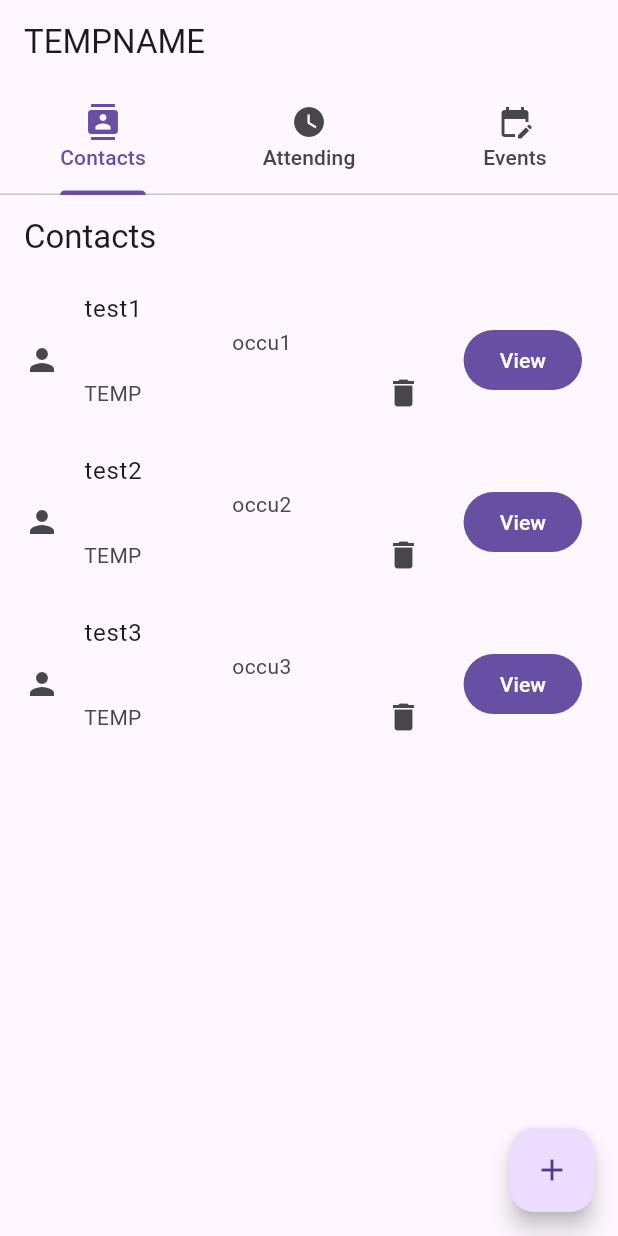
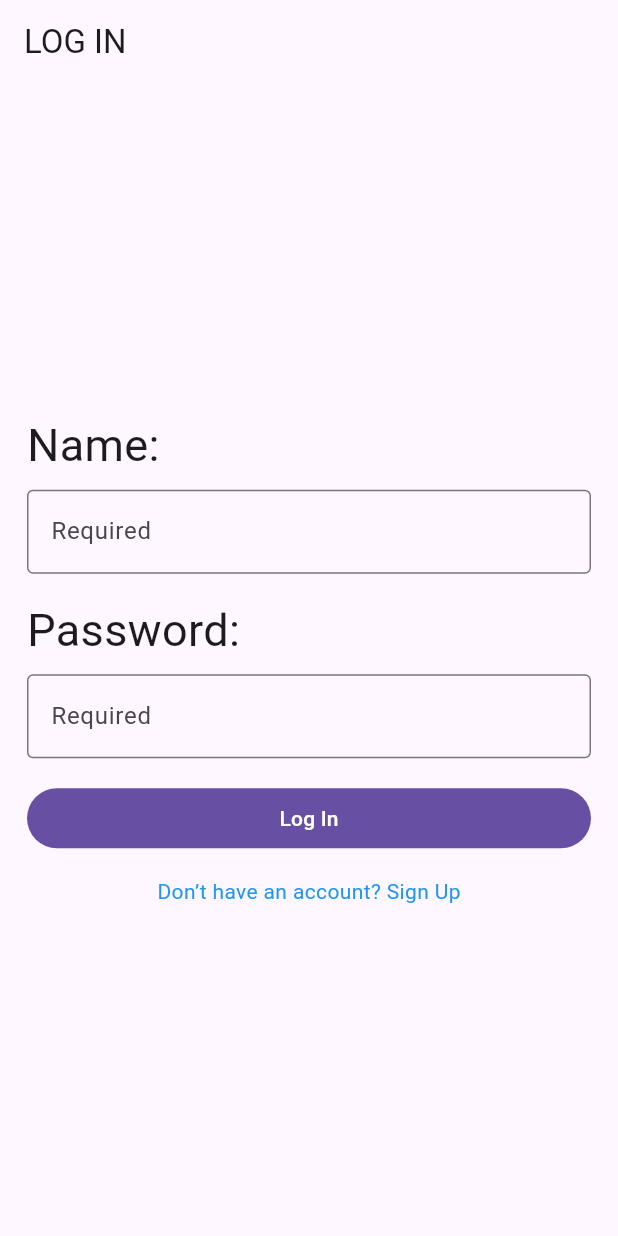
Before and after one commit to JackTse-Conestogac/Mobile_FinalProject_G5, a Flutter app: the screen it shows after launch, on a phone screen of 412 x 824 dp. Run offline on Flutter 3.47's test engine with Material 3 defaults, Android fonts, the phone set to English and light mode, and no system bars; our stand-ins replace shared_preferences.

Commit message:
login page, Connection Classes, user local storage json attemp (not working yet)

```diff
--- /dev/null
+++ b/coffee_meet_app/lib/entities/Connection.dart
@@ -0,0 +1,27 @@
+import 'User.dart';
+
+class UserConnection{
+    int? connectionId;
+    int? primaryUserId;
+    int? foreignUserId;
+    bool isConnected = false;
+
+    UserConnection({
+      required this.connectionId,
+      required this.primaryUserId,
+      required this.foreignUserId,
+      required this.isConnected
+    });
+}
+
+class EventConnection{
+  int? connectionId;
+  int? eventId;
+  int? userId;
+
+  EventConnection({
+    required this.connectionId,
+    required this.eventId,
+    required this.userId,
+  });
+}
--- a/coffee_meet_app/lib/entities/Event.dart
+++ b/coffee_meet_app/lib/entities/Event.dart
@@ -2,6 +2,7 @@ import 'User.dart';
 
 class Event {
   int eventId;
+  int hostId;
   String eventName;
   DateTime startDate;
   String description;
@@ -9,6 +10,7 @@ class Event {
 
   Event({
     required this.eventId,
+    required this.hostId,
     required this.eventName,
     required this.startDate,
     required this.description,
@@ -18,6 +20,7 @@ class Event {
   // toJSON method - convert a Product object into JSON
   Map<String,dynamic> toJSON(){
     return {"id":this.eventId,
+      "hostId": this.hostId,
       "evenName":this.eventName,
       "startDate":this.startDate,
       "description": this.description,
@@ -27,6 +30,7 @@ class Event {
   // fromJSON method - convert JSON into a Product object
   Event.fromJSON(Map<String, dynamic> json):
         this.eventId = json["eventId"],
+        this.hostId = json["hostId"],
         this.eventName = json["eventName"],
         this.startDate = json["startDate"],
         this.description = json["description"],
--- a/coffee_meet_app/lib/entities/User.dart
+++ b/coffee_meet_app/lib/entities/User.dart
@@ -3,18 +3,24 @@ import 'Event.dart';
 class User{
   int id;
   String name;
+  String password;
   String email;
   int phone;
   String occupation;
+  bool showSocialMedia;
+  bool isAvailable;
   List<Event> attendEvents = [];
   List<User> contacts = [];
 
   User({
     required this.id,
     required this.name,
+    required this.password,
     required this.email,
     required this.phone,
     required this.occupation,
+    this.showSocialMedia = true,
+    this.isAvailable = false,
     this.attendEvents = const [],
     this.contacts = const [],
   });
@@ -23,6 +29,7 @@ class User{
   Map<String,dynamic> toJSON(){
     return {"id":this.id,
       "name":this.name,
+      "password":this.password,
       "email":this.email,
       "phone":this.phone,
       "occupation":this.occupation,
@@ -31,12 +38,20 @@ class User{
     };
   }
   // fromJSON method - convert JSON into a Product object
-  User.fromJSON(Map<String, dynamic> json):
-        this.id = json["id"],
-        this.name = json["name"],
-        this.email = json["email"],
-        this.phone = json["phone"],
-        this.occupation = json["occupation"],
-        this.attendEvents = json["attendEvents"],
-        this.contacts = json["contacts"];
+  User.fromJSON(Map<String, dynamic> json)
+      : id = json["id"],
+        name = json["name"],
+        password = json["password"],
+        email = json["email"],
+        phone = json["phone"],
+        occupation = json["occupation"],
+        showSocialMedia = json["showSocialMedia"],
+        isAvailable = json ["isAvailable"],
+        attendEvents = (json["attendEvents"] as List<dynamic>)
+            .map((e) => Event.fromJSON(e))
+            .toList(),
+        contacts = (json["contacts"] as List<dynamic>)
+            .map((c) => User.fromJSON(c))
+            .toList();
+
 }
--- a/coffee_meet_app/lib/entities/temporaryTestingEntities.dart
+++ b/coffee_meet_app/lib/entities/temporaryTestingEntities.dart
@@ -3,13 +3,13 @@ import 'User.dart';
 
 class TempEntities {
   static List<User> users = [
-    User(id: 1,name: "test1", email: "t1.t@t", phone: 11, occupation: "occu1"),
-    User(id: 2,name: "test2", email: "t2.t@t", phone: 22, occupation: "occu2"),
-    User(id: 3,name: "test3", email: "t3.t@t", phone: 33, occupation: "occu3"),
+    User(id: 1,name: "test1", password: "123", email: "t1.t@t", phone: 11, occupation: "occu1"),
+    User(id: 2,name: "test2", password: "123", email: "t2.t@t", phone: 22, occupation: "occu2"),
+    User(id: 3,name: "test3", password: "123", email: "t3.t@t", phone: 33, occupation: "occu3"),
   ];
 
   static List<Event> events = [
-    Event(eventId: 0, eventName: "test1", startDate: DateTime(2021, 10, 1),description: "test1"),
-    Event(eventId:1, eventName: "test2", startDate: DateTime(2022, 2, 2),description: "test2"),
+    Event(eventId: 0, hostId: 1, eventName: "test1", startDate: DateTime(2021, 10, 1),description: "test1"),
+    Event(eventId:1, hostId: 1, eventName: "test2", startDate: DateTime(2022, 2, 2),description: "test2"),
   ];
 }
--- a/coffee_meet_app/lib/main.dart
+++ b/coffee_meet_app/lib/main.dart
@@ -1,4 +1,5 @@
 import 'package:coffee_meet_app/screens/TabListScreens.dart';
+import 'package:coffee_meet_app/screens/LogInScreen.dart';
 import 'package:flutter/material.dart';
 
 
@@ -12,7 +13,7 @@ class MyApp extends StatelessWidget {
   @override
   Widget build(BuildContext context) {
     return const MaterialApp(
-      home: TabListScreen(),
+      home: LogInScreen(),
     );
   }
 }
--- /dev/null
+++ b/coffee_meet_app/lib/screens/LogInScreen.dart
@@ -0,0 +1,156 @@
+import 'package:flutter/material.dart';
+import 'package:coffee_meet_app/screens/createUser.dart';
+import 'package:coffee_meet_app/screens/TabListScreens.dart';
+
+class LogInScreen extends StatefulWidget {
+  const LogInScreen({super.key});
+
+  @override
+  State<LogInScreen> createState() => _LogInScreenState();
+
+  static const icon = Icons.edit_calendar;
+  static const text = "LOG IN";
+}
+
+class _LogInScreenState extends State<LogInScreen> {
+  final TextEditingController _nameController = TextEditingController();
+  final TextEditingController _passwordController = TextEditingController();
+
+  final _formKey = GlobalKey<FormState>();
+
+  //Temp data for checking
+  // String _name = "Jack";
+  // String _password = "123";
+
+  // bool checkUserName(String name){
+  //   return name == _name;
+  // }
+  // bool checkPassword(String password){
+  //   return password == _password;
+  // }
+
+
+  void UserAuthorization(String name, String password){
+
+    // Check user logic here:
+
+
+    //if(checkUserName(name) && checkPassword(password)){
+      Navigator.push(
+        context,
+        MaterialPageRoute(
+          builder: (context) => const TabListScreen(),
+        ),
+      );
+    //}
+
+
+  }
+
+  @override
+  Widget build(BuildContext context) {
+    return Scaffold(
+      appBar: AppBar(
+        title: const Text(LogInScreen.text),
+      ),
+      body: Center(
+        child: SingleChildScrollView(
+          padding: const EdgeInsets.all(18),
+          child: Form(
+            key: _formKey,
+            child: Column(
+              mainAxisSize: MainAxisSize.min,
+              crossAxisAlignment: CrossAxisAlignment.start,
+              children: [
+                const Text(
+                  'Name:',
+                  style: TextStyle(fontSize: 30),
+                ),
+                const SizedBox(height: 8),
+                TextFormField(
+                  controller: _nameController,
+                  decoration: const InputDecoration(
+                    hintText: 'Required',
+                    border: OutlineInputBorder(),
+                  ),
+                  validator: (value) {
+                    if (value == null || value.isEmpty) {
+                      return 'Name is required';
+                    }
+                    // else if(value != _name){
+                    //   return "No user found";
+                    // }
+                    return null;
+                  },
+                ),
+                const SizedBox(height: 16),
+                const Text(
+                  'Password:',
+                  style: TextStyle(fontSize: 30),
+                ),
+                const SizedBox(height: 8),
+                TextFormField(
+                  controller: _passwordController,
+                  decoration: const InputDecoration(
+                    hintText: 'Required',
+                    border: OutlineInputBorder(),
+                  ),
+                  keyboardType: TextInputType.text,
+                  obscureText: true, // For password fields
+                  validator: (value) {
+                    if (value == null || value.isEmpty) {
+                      return 'Password is required';
+                    }
+                    // else if(value != _password){
+                    //   return 'Invalid password';
+                    // }
+                    return null;
+                  },
+                ),
+                const SizedBox(height: 16),
+                Center(
+                  child: SizedBox(
+                    width: double.infinity,
+                    child: FilledButton(
+                      onPressed: () {
+                        if (_formKey.currentState!.validate()) {
+                          //  login logic here
+                          UserAuthorization(_nameController.text, _passwordController.text);
+
+
+                        }
+                      },
+                      child: const Text('Log In'),
+                    ),
+                  ),
+                ),
+                const SizedBox(height: 15), // Space before the link
+                Center(
+                  child: GestureDetector(
+                    onTap: () {
+                      // Navigate to the Sign-Up screen
+                      Navigator.push(
+                        context,
+                        MaterialPageRoute(
+                          builder: (context) => const CreateUserScreen(),
+                        ),
+                      );
+                    },
+                    child: const Text(
+                      'Don’t have an account? Sign Up',
+                      style: TextStyle(
+                        fontSize: 14,
+                        color: Colors.blue,
+                        //decoration: TextDecoration.underline,
+                      ),
+                    ),
+                  ),
+                ),
+              ],
+            ),
+          ),
+        ),
+      ),
+    );
+  }
+}
--- a/coffee_meet_app/lib/screens/TabListScreens.dart
+++ b/coffee_meet_app/lib/screens/TabListScreens.dart
@@ -1,5 +1,6 @@
-import 'package:coffee_meet_app/screens/createContact.dart';
+import 'package:coffee_meet_app/screens/createUser.dart';
 import 'package:coffee_meet_app/screens/eventListView.dart';
+import 'package:coffee_meet_app/screens/createEvent.dart';
 import 'package:flutter/material.dart';
 
 import 'attendingEventView.dart';
@@ -46,7 +47,7 @@ class _TabListScreenState extends State<TabListScreen> {
               onPressed: (){
                 Navigator.push(
                     context,
-                    MaterialPageRoute(builder: (context) => const CreateContactScreen(),
+                    MaterialPageRoute(builder: (context) => const CreateEventScreen(),
                     ),
                 );
           },
--- a/coffee_meet_app/lib/screens/createEvent.dart
+++ b/coffee_meet_app/lib/screens/createEvent.dart
@@ -1,7 +1,7 @@
 import 'package:flutter/cupertino.dart';
 import 'package:coffee_meet_app/listTiles/eventTile.dart';
 import 'package:flutter/material.dart';
-import 'package:coffee_meet_app/managers/EventManager.dart';
+import 'package:coffee_meet_app/managers/event_manager.dart';
 
 class CreateEventScreen extends StatefulWidget {
   const CreateEventScreen({super.key});
```
Also changed, not shown: coffee_meet_app/lib/listTiles/eventTile.dart (+12 -12 lines), coffee_meet_app/lib/managers/UserManager.dart (deleted, +0 -27 lines), coffee_meet_app/lib/managers/connection_manager.dart (added, +18 -0 lines), coffee_meet_app/lib/managers/user_local_storage_manager.dart (+10 -3 lines), coffee_meet_app/lib/managers/user_manager.dart (added, +40 -0 lines), coffee_meet_app/lib/screens/contactListView.dart (+46 -15 lines), coffee_meet_app/lib/screens/createUser.dart (renamed from coffee_meet_app/lib/screens/createContact.dart, +16 -5 lines), coffee_meet_app/lib/managers/event_manager.dart (renamed from coffee_meet_app/lib/managers/EventManager.dart).
